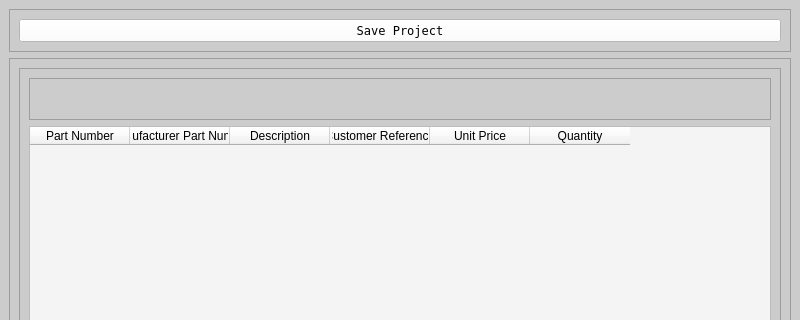
First picture: the form in Program_Files/project_window.ui, repository Thomas1B/Electronics-Inventory-Program, before the edit; both pictures show x 0 to 800 and y 0 to 320 of the 800 by 600 pixel window.
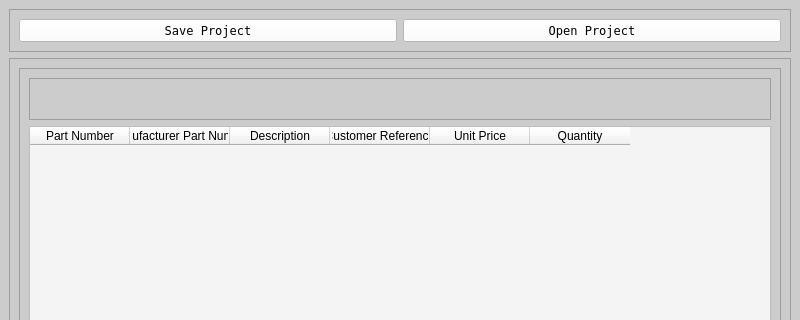
Second picture: the form after the edit.

Patch:
```diff
--- a/Program_Files/project_window.ui
+++ b/Program_Files/project_window.ui
@@ -29,8 +29,8 @@
       <property name="frameShadow">
        <enum>QFrame::Raised</enum>
       </property>
-      <layout class="QVBoxLayout" name="verticalLayout_4">
-       <item>
+      <layout class="QGridLayout" name="gridLayout">
+       <item row="0" column="0">
         <widget class="QPushButton" name="btn_save_project">
          <property name="font">
           <font>
@@ -45,6 +45,27 @@
          </property>
         </widget>
        </item>
+       <item row="0" column="1">
+        <widget class="QPushButton" name="btn_open_project_lists">
+         <property name="maximumSize">
+          <size>
+           <width>16777215</width>
+           <height>16777215</height>
+          </size>
+         </property>
+         <property name="font">
+          <font>
+           <family>Terminal</family>
+          </font>
+         </property>
+         <property name="styleSheet">
+          <string notr="true">background-color: rgb(255, 255, 255);</string>
+         </property>
+         <property name="text">
+          <string>Open Project</string>
+         </property>
+        </widget>
+       </item>
       </layout>
      </widget>
     </item>
```
